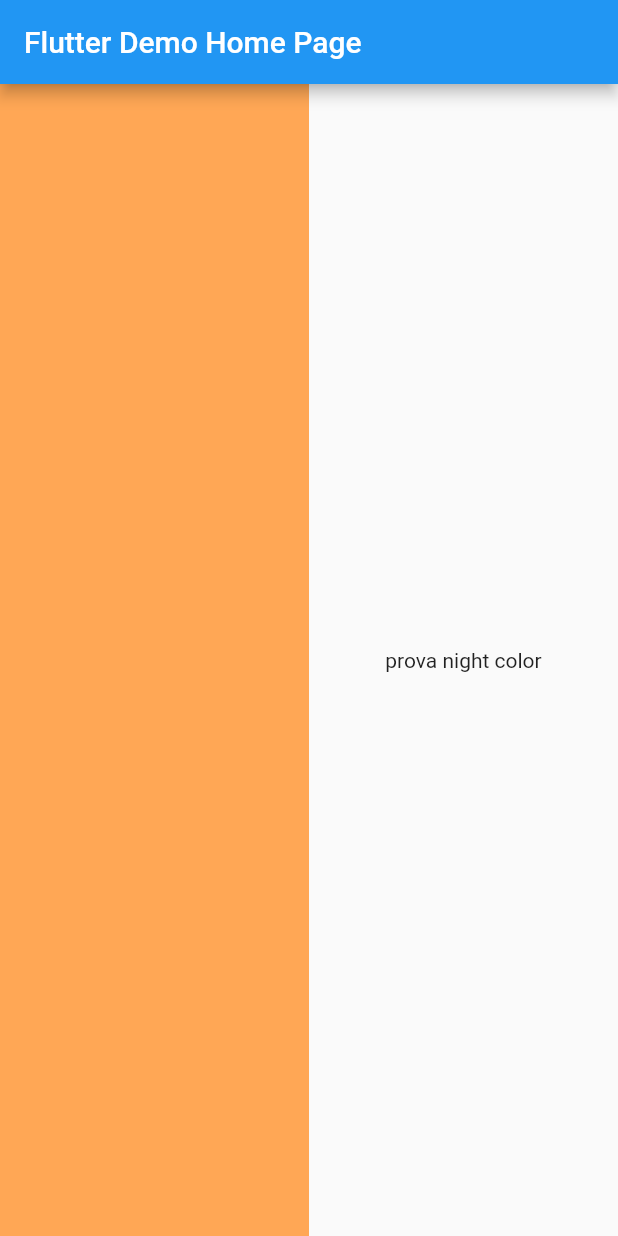
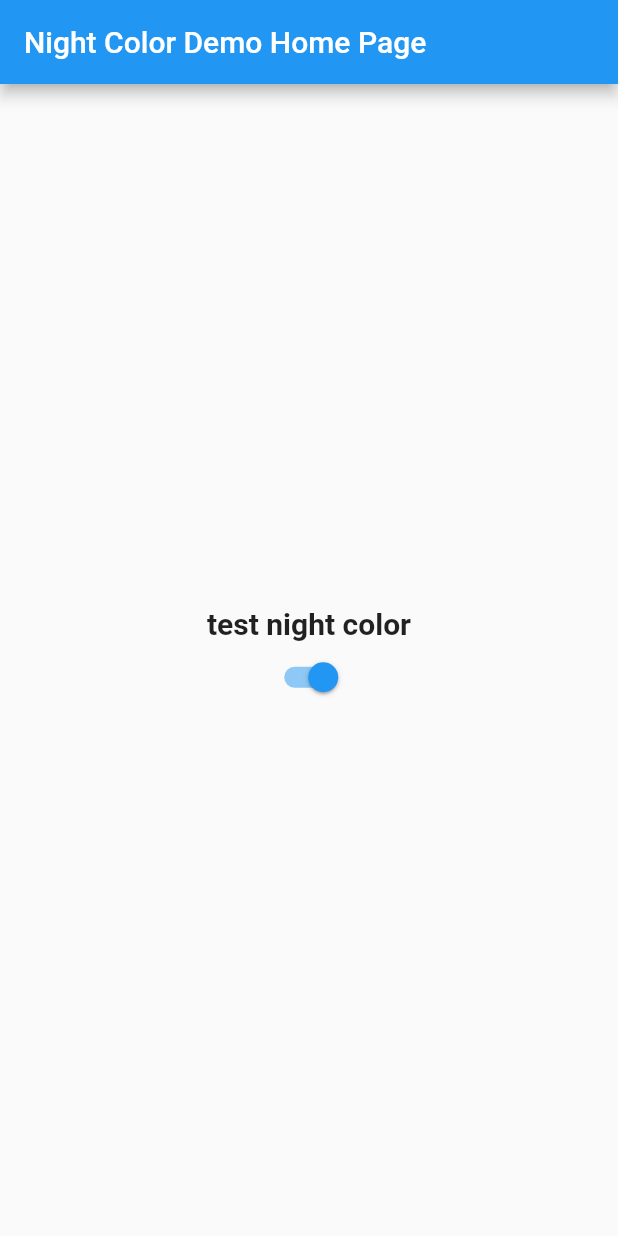
Before and after one commit to lpongetti/night_color, a Flutter app: the screen it shows after launch, on a phone screen of 412 x 824 dp. Run offline on Flutter 3.47's test engine with Material 2 defaults, Android fonts, the light colour scheme and no system bars.

Commit message:
First release

```diff
--- a/example/lib/main.dart
+++ b/example/lib/main.dart
@@ -8,89 +8,57 @@ void main() {
 class MyApp extends StatelessWidget {
   const MyApp({super.key});
 
-  // This widget is the root of your application.
   @override
   Widget build(BuildContext context) {
     return MaterialApp(
       title: 'Flutter Demo',
       theme: ThemeData(
-        // This is the theme of your application.
-        //
-        // Try running your application with "flutter run". You'll see the
-        // application has a blue toolbar. Then, without quitting the app, try
-        // changing the primarySwatch below to Colors.green and then invoke
-        // "hot reload" (press "r" in the console where you ran "flutter run",
-        // or simply save your changes to "hot reload" in a Flutter IDE).
-        // Notice that the counter didn't reset back to zero; the application
-        // is not restarted.
         primarySwatch: Colors.blue,
       ),
-      home: const MyHomePage(title: 'Flutter Demo Home Page'),
+      home: const MyHomePage(),
     );
   }
 }
 
 class MyHomePage extends StatefulWidget {
-  const MyHomePage({super.key, required this.title});
-
-  // This widget is the home page of your application. It is stateful, meaning
-  // that it has a State object (defined below) that contains fields that affect
-  // how it looks.
-
-  // This class is the configuration for the state. It holds the values (in this
-  // case the title) provided by the parent (in this case the App widget) and
-  // used by the build method of the State. Fields in a Widget subclass are
-  // always marked "final".
-
-  final String title;
+  const MyHomePage({super.key});
 
   @override
   State<MyHomePage> createState() => _MyHomePageState();
 }
 
 class _MyHomePageState extends State<MyHomePage> {
+  bool enabled = true;
+
   @override
   Widget build(BuildContext context) {
-    // This method is rerun every time setState is called, for instance as done
-    // by the _incrementCounter method above.
-    //
-    // The Flutter framework has been optimized to make rerunning build methods
-    // fast, so that you can just rebuild anything that needs updating rather
-    // than having to individually change instances of widgets.
-    return Scaffold(
+    return NightColor(
+      enabled: enabled,
+      child: Scaffold(
         appBar: AppBar(
-          // Here we take the value from the MyHomePage object that was created by
-          // the App.build method, and use it to set our appbar title.
-          title: Text(widget.title),
+          title: const Text('Night Color Demo Home Page'),
         ),
-        body: Row(
-          children: [
-            Flexible(
-              child: NightColor(
-                  child: SizedBox(
-                      height: double.infinity,
-                      width: double.infinity,
-                      child: Center(
+        body: Center(
           child: Column(
+            mainAxisSize: MainAxisSize.max,
+            mainAxisAlignment: MainAxisAlignment.center,
             children: [
               const Text(
-                            "prova night color",
-                            style: TextStyle(
-                                fontSize: 20, fontWeight: FontWeight.bold),
+                "test night color",
+                style: TextStyle(fontSize: 20, fontWeight: FontWeight.bold),
               ),
-                          TextButton(
-                            onPressed: () {
-                              print("prova");
+              Switch(
+                value: enabled,
+                onChanged: (value) {
+                  setState(() {
+                    enabled = value;
+                  });
                 },
-                            child: const Text("prova"),
               )
             ],
-                      )))),
           ),
-            const Flexible(
-              child: Center(child: Text("prova night color")),
         ),
-          ],
-        ));
+      ),
+    );
   }
 }
--- /dev/null
+++ b/lib/components/night_color.dart
@@ -0,0 +1,99 @@
+import 'dart:async';
+
+import 'package:flutter/material.dart';
+import 'package:night_color/extensions/time_of_day_extension.dart';
+
+/// Night Color adjusts the color temperature of your screen according to your surroundings.
+class NightColor extends StatefulWidget {
+  /// enabled: enable or disable the color temperature
+  final bool enabled;
+
+  /// color: color to apply
+  final Color color;
+
+  /// sunset: time of the sunset
+  final TimeOfDay sunset;
+
+  /// sunrise: time of the sunrise
+  final TimeOfDay sunrise;
+
+  /// curve: curve of the adjustments
+  final Curve curve;
+
+  /// timerDuration: period of alpha updates
+  final Duration timerDuration;
+
+  /// child: child to apply the night color
+  final Widget child;
+
+  NightColor({
+    Key? key,
+    this.enabled = true,
+    this.color = const Color.fromRGBO(255, 167, 85, 1),
+    this.sunset = const TimeOfDay(hour: 8, minute: 0),
+    this.sunrise = const TimeOfDay(hour: 16, minute: 0),
+    this.curve = Curves.easeInOutCubic,
+    this.timerDuration = const Duration(minutes: 1),
+    required this.child,
+  })  : assert(sunset.compareTo(sunrise) == -1),
+        super(key: key);
+
+  @override
+  createState() => _NightColorState();
+}
+
+class _NightColorState extends State<NightColor> {
+  late double opacity;
+  late Timer _timer;
+
+  @override
+  void initState() {
+    opacity = _computeOpacity();
+
+    _timer = Timer.periodic(widget.timerDuration, (timer) {
+      setState(() {
+        opacity = _computeOpacity();
+      });
+    });
+    super.initState();
+  }
+
+  @override
+  void dispose() {
+    _timer.cancel();
+    super.dispose();
+  }
+
+  @override
+  Widget build(BuildContext context) {
+    return widget.enabled
+        ? ColorFiltered(
+            colorFilter: ColorFilter.mode(
+              widget.color.withOpacity(opacity),
+              BlendMode.darken,
+            ),
+            child: widget.child,
+          )
+        : widget.child;
+  }
+
+  double _computeOpacity() {
+    final time = TimeOfDay.now();
+
+    if (time.compareTo(widget.sunset) == 1 &&
+        time.compareTo(widget.sunrise) == -1) {
+      return 0;
+    }
+
+    var alpha = 0.0;
+    if (time.compareTo(widget.sunset) < 1) {
+      final totalMinutes = widget.sunset.minutesFromMidnight();
+      alpha = (totalMinutes - ((time.hour * 60) + time.minute)) / totalMinutes;
+    } else {
+      final totalMinutes = widget.sunrise.minutesToMidnight();
+      final fromMidnight = widget.sunrise.minutesFromMidnight();
+      alpha = ((time.hour * 60) + time.minute - fromMidnight) / totalMinutes;
+    }
+    return widget.curve.transform(alpha);
+  }
+}
--- /dev/null
+++ b/lib/extensions/time_of_day_extension.dart
@@ -0,0 +1,24 @@
+import 'package:flutter/material.dart';
+
+extension TimeOfDayExtension on TimeOfDay {
+  int compareTo(TimeOfDay other) {
+    if (hour < other.hour) return -1;
+    if (hour > other.hour) return 1;
+    if (minute < other.minute) return -1;
+    if (minute > other.minute) return 1;
+    return 0;
+  }
+
+  int minutesFromMidnight() {
+    return (hour * 60) + minute;
+  }
+
+  int minutesToMidnight() {
+    var result = 0;
+    if (minute != 0) {
+      result += 60 - minute;
+    }
+    result += (24 - (hour + (minute != 0 ? 1 : 0))) * 60;
+    return result;
+  }
+}
--- a/lib/night_color.dart
+++ b/lib/night_color.dart
@@ -1,65 +1,3 @@
 library night_color;
 
-import 'dart:async';
-
-import 'package:flutter/material.dart';
-
-class NightColor extends StatefulWidget {
-  final Widget child;
-
-  const NightColor({
-    Key? key,
-    required this.child,
-  }) : super(key: key);
-
-  @override
-  createState() => _NightColorState();
-}
-
-class _NightColorState extends State<NightColor> {
-  late double opacity;
-  late Timer timer;
-
-  @override
-  void initState() {
-    opacity = _computeOpacity();
-
-    timer = Timer.periodic(const Duration(minutes: 1), (timer) {
-      setState(() {
-        opacity = _computeOpacity();
-      });
-    });
-    super.initState();
-  }
-
-  @override
-  void dispose() {
-    timer.cancel();
-    super.dispose();
-  }
-
-  @override
-  Widget build(BuildContext context) {
-    return Stack(
-      children: [
-        widget.child,
-        Positioned.fill(
-          child: AnimatedOpacity(
-              duration: const Duration(seconds: 10),
-              opacity: opacity,
-              child: Container(
-                color: Color.fromRGBO(255, 167, 85, opacity),
-              )),
-        ),
-      ],
-    );
-  }
-
-  double _computeOpacity() {
-    final now = DateTime.now();
-// DateTime.
-
-    final seconds = (now.hour * 60 * 60) + (now.minute * 60);
-    return 1;
-  }
-}
+export 'components/night_color.dart';
```
Also changed, not shown: pubspec.yaml (+4 -38 lines), 6 other files. Lines whose indentation alone changed are shown as unchanged.
